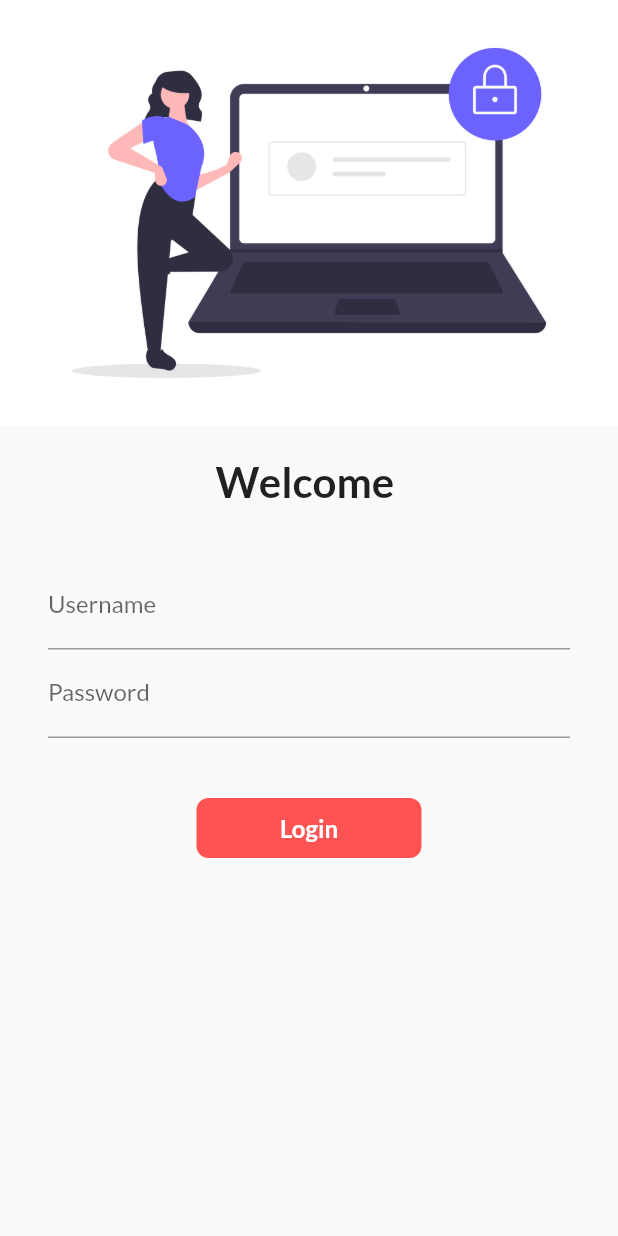
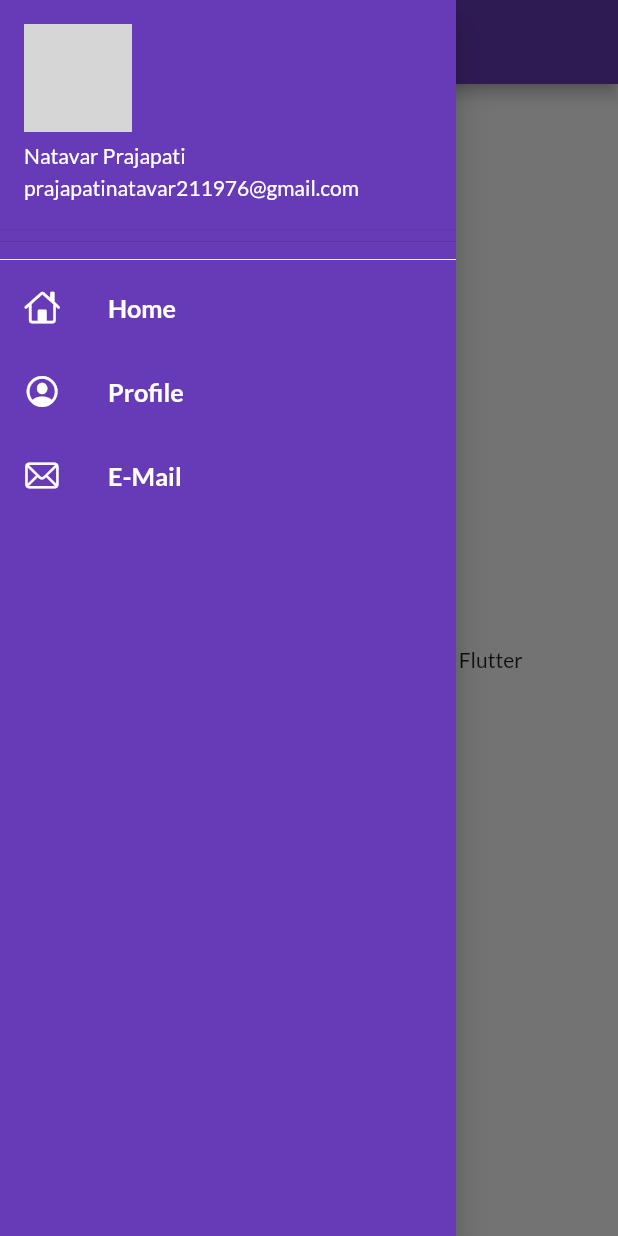
Before and after one commit to natvar97/FlutterCatalog30DaysOfFlutter, a Flutter app: the screen it shows after launch, with the side drawer open (before the commit the screen has no drawer), on a phone screen of 412 x 824 dp. Run offline on Flutter 3.47's test engine with Material 2 defaults, Android fonts, the phone set to English and light mode, and no system bars; our stand-ins replace google_fonts; network calls fail; grey boxes are pictures that could not be loaded.

Commit message:
day9 completed

```diff
--- a/lib/main.dart
+++ b/lib/main.dart
@@ -17,17 +17,18 @@ class MyApp extends StatelessWidget {
     // var age = 23;
 
     return MaterialApp(
+      debugShowCheckedModeBanner: false,
       // home: HomePage(),
       themeMode: ThemeMode.light,
       theme: ThemeData(
-        primarySwatch: Colors.blueGrey,
+        primarySwatch: Colors.deepPurple,
         fontFamily: GoogleFonts.lato().fontFamily,
       ),
       darkTheme: ThemeData(
         brightness: Brightness.dark,
         // primarySwatch: Colors.deepPurple,
       ),
-      initialRoute: "/",
+      initialRoute: MyRoutes.homeRoute,
       routes: {
         "/": (context) => LoginPage(),
         MyRoutes.homeRoute: (context) => HomePage(),
--- a/lib/pages/home_page.dart
+++ b/lib/pages/home_page.dart
@@ -1,4 +1,5 @@
 import 'package:flutter/material.dart';
+import 'package:flutter_catalog/widgets/drawer.dart';
 
 class HomePage extends StatelessWidget {
   const HomePage({Key? key}) : super(key: key);
@@ -16,7 +17,7 @@ class HomePage extends StatelessWidget {
           child: Text('Hello $name, Welcome to $days Days of Flutter'),
         ),
       ),
-      drawer: Drawer(),
+      drawer: MyDrawer(),
     );
   }
 }
--- /dev/null
+++ b/lib/widgets/drawer.dart
@@ -0,0 +1,77 @@
+import 'package:flutter/cupertino.dart';
+import 'package:flutter/material.dart';
+
+class MyDrawer extends StatelessWidget {
+  @override
+  Widget build(BuildContext context) {
+    final imageUrl =
+        "https://lh3.googleusercontent.com/ogw/ADea4I7-VFRuN7lhFCp_t5D9k_MQmvI-8KG5-afVlJ7SPA=s83-c-mo";
+    return Drawer(
+      elevation: 10.0,
+      child: Container(
+        color: Colors.deepPurple,
+        child: ListView(
+          padding: EdgeInsets.zero,
+          children: [
+            DrawerHeader(
+              padding: EdgeInsets.zero,
+              child: UserAccountsDrawerHeader(
+                accountName: Text("Natavar Prajapati"),
+                accountEmail: Text("prajapatinatavar211976@gmail.com"),
+                currentAccountPicture: CircleAvatar(
+                  backgroundImage: NetworkImage(imageUrl),
+                ),
+              ),
+            ),
+            Divider(
+              color: Colors.white,
+              height: 8,
+            ),
+            ListTile(
+              leading: Icon(
+                CupertinoIcons.home,
+                color: Colors.white,
+              ),
+              title: Text(
+                "Home",
+                textScaleFactor: 1.2,
+                style: TextStyle(
+                  color: Colors.white,
+                  fontWeight: FontWeight.bold,
+                ),
+              ),
+            ),
+            ListTile(
+              leading: Icon(
+                CupertinoIcons.profile_circled,
+                color: Colors.white,
+              ),
+              title: Text(
+                "Profile",
+                textScaleFactor: 1.2,
+                style: TextStyle(
+                  color: Colors.white,
+                  fontWeight: FontWeight.bold,
+                ),
+              ),
+            ),
+            ListTile(
+              leading: Icon(
+                CupertinoIcons.mail,
+                color: Colors.white,
+              ),
+              title: Text(
+                "E-Mail",
+                textScaleFactor: 1.2,
+                style: TextStyle(
+                  color: Colors.white,
+                  fontWeight: FontWeight.bold,
+                ),
+              ),
+            ),
+          ],
+        ),
+      ),
+    );
+  }
+}
```
Also changed, not shown: assets/images/mypic.jpg (added).
